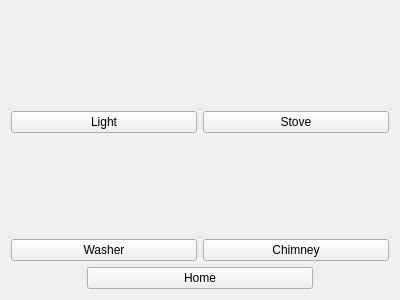
mohab-hisham/Smart-Home-System-controlled-by-EEG, file DeskTop App/UIs/kitchen.ui: the form before one commit.
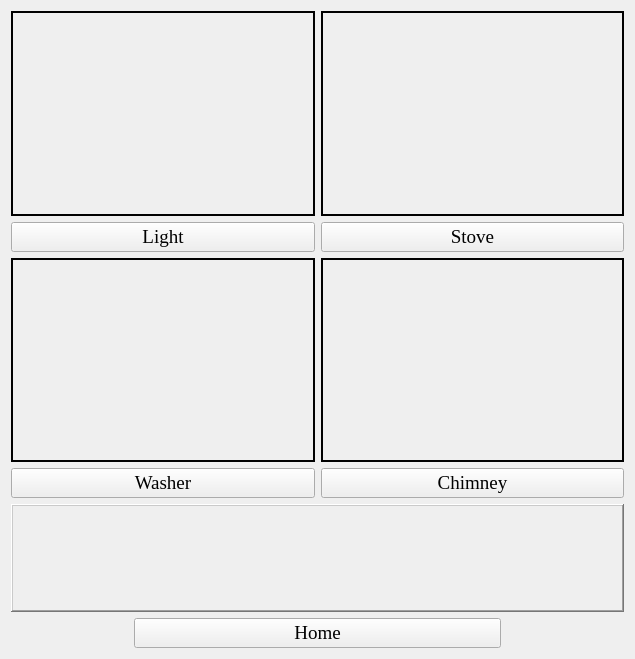
The form after the commit.

What changed in the file:
```diff
--- a/DeskTop App/UIs/kitchen.ui
+++ b/DeskTop App/UIs/kitchen.ui
@@ -6,20 +6,23 @@
    <rect>
     <x>0</x>
     <y>0</y>
-    <width>400</width>
-    <height>300</height>
+    <width>635</width>
+    <height>659</height>
    </rect>
   </property>
   <property name="windowTitle">
    <string>Kitchen</string>
   </property>
-  <layout class="QVBoxLayout" name="verticalLayout_5">
+  <layout class="QVBoxLayout" name="verticalLayout_5" stretch="9,2,2">
    <item>
     <layout class="QGridLayout" name="gridLayout">
      <item row="0" column="0">
       <layout class="QVBoxLayout" name="verticalLayout">
        <item>
         <widget class="QLabel" name="light_label">
+         <property name="frameShape">
+          <enum>QFrame::WinPanel</enum>
+         </property>
          <property name="text">
           <string/>
          </property>
@@ -30,6 +33,12 @@
        </item>
        <item>
         <widget class="QPushButton" name="lightButton">
+         <property name="font">
+          <font>
+           <family>Times New Roman</family>
+           <pointsize>14</pointsize>
+          </font>
+         </property>
          <property name="text">
           <string>Light</string>
          </property>
@@ -41,6 +50,9 @@
       <layout class="QVBoxLayout" name="verticalLayout_2">
        <item>
         <widget class="QLabel" name="stove_label">
+         <property name="frameShape">
+          <enum>QFrame::WinPanel</enum>
+         </property>
          <property name="text">
           <string/>
          </property>
@@ -51,6 +63,12 @@
        </item>
        <item>
         <widget class="QPushButton" name="stoveButton">
+         <property name="font">
+          <font>
+           <family>Times New Roman</family>
+           <pointsize>14</pointsize>
+          </font>
+         </property>
          <property name="text">
           <string>Stove</string>
          </property>
@@ -62,6 +80,9 @@
       <layout class="QVBoxLayout" name="verticalLayout_4">
        <item>
         <widget class="QLabel" name="washer_label">
+         <property name="frameShape">
+          <enum>QFrame::WinPanel</enum>
+         </property>
          <property name="text">
           <string/>
          </property>
@@ -72,6 +93,12 @@
        </item>
        <item>
         <widget class="QPushButton" name="washerButton">
+         <property name="font">
+          <font>
+           <family>Times New Roman</family>
+           <pointsize>14</pointsize>
+          </font>
+         </property>
          <property name="text">
           <string>Washer</string>
          </property>
@@ -83,6 +110,9 @@
       <layout class="QVBoxLayout" name="verticalLayout_3">
        <item>
         <widget class="QLabel" name="chimney_label">
+         <property name="frameShape">
+          <enum>QFrame::WinPanel</enum>
+         </property>
          <property name="text">
           <string/>
          </property>
@@ -93,6 +123,12 @@
        </item>
        <item>
         <widget class="QPushButton" name="chimneyButton">
+         <property name="font">
+          <font>
+           <family>Times New Roman</family>
+           <pointsize>14</pointsize>
+          </font>
+         </property>
          <property name="text">
           <string>Chimney</string>
          </property>
@@ -102,6 +138,28 @@
      </item>
     </layout>
    </item>
+   <item>
+    <widget class="QLabel" name="message_label">
+     <property name="font">
+      <font>
+       <family>Times New Roman</family>
+       <pointsize>14</pointsize>
+      </font>
+     </property>
+     <property name="frameShape">
+      <enum>QFrame::WinPanel</enum>
+     </property>
+     <property name="frameShadow">
+      <enum>QFrame::Raised</enum>
+     </property>
+     <property name="text">
+      <string/>
+     </property>
+     <property name="alignment">
+      <set>Qt::AlignCenter</set>
+     </property>
+    </widget>
+   </item>
    <item>
     <layout class="QHBoxLayout" name="horizontalLayout" stretch="1,3,1">
      <item>
@@ -119,6 +177,12 @@
      </item>
      <item>
       <widget class="QPushButton" name="homeButton">
+       <property name="font">
+        <font>
+         <family>Times New Roman</family>
+         <pointsize>14</pointsize>
+        </font>
+       </property>
        <property name="text">
         <string>Home</string>
        </property>
```
